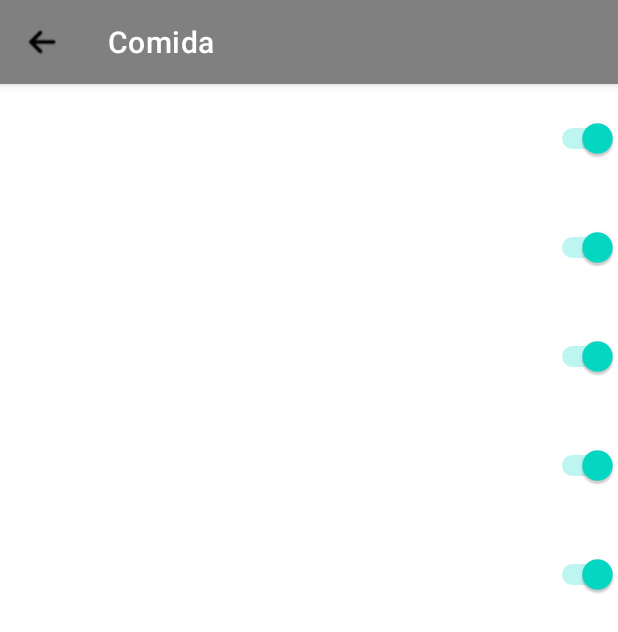
After one commit to ingloorious/PALESTRA, an Android app: the fragment comidaAjustesClase placed in its activity, on a phone screen of 412 x 824 dp. The commit adds this screen. Shown: the top 632 px of the screen. Run offline under Robolectric (Android 15) with nearby library versions, the phone set to English and light mode, and no system bars.

Commit message:
formularios de ajustes casi completos en diseño(implementar funcionaldiad y mejorar diseño , chequear si funciona el mandar reportes)

```diff
--- a/app/build.gradle.kts
+++ b/app/build.gradle.kts
@@ -43,6 +43,7 @@ dependencies {
     implementation("com.google.android.gms:play-services-auth:21.0.0")
     implementation(platform("com.google.firebase:firebase-bom:32.8.0"))
     implementation("com.google.firebase:firebase-auth")
+    implementation ("com.google.firebase:firebase-firestore:24.6.0")
     implementation("com.google.firebase:firebase-analytics")
 
     // DEFAULT
--- /dev/null
+++ b/app/src/main/java/AJUSTES/comidasAjustes/comidaAjustesClase.java
@@ -0,0 +1,62 @@
+package AJUSTES.comidasAjustes;
+
+import android.graphics.drawable.Drawable;
+import android.os.Bundle;
+
+import androidx.appcompat.app.AppCompatActivity;
+import androidx.appcompat.widget.Toolbar;
+import androidx.core.content.ContextCompat;
+import androidx.fragment.app.Fragment;
+
+import android.view.LayoutInflater;
+import android.view.View;
+import android.view.ViewGroup;
+
+
+import com.example.gimnasio.R;
+
+
+public class comidaAjustesClase extends Fragment {
+
+    Toolbar barra ;
+
+
+
+    public comidaAjustesClase() {
+    }
+
+
+    public static comidaAjustesClase newInstance() {
+        comidaAjustesClase fragment = new comidaAjustesClase();
+        Bundle args = new Bundle();
+        fragment.setArguments(args);
+        return fragment;
+    }
+
+    @Override
+    public void onCreate(Bundle savedInstanceState) {
+        super.onCreate(savedInstanceState);
+
+    }
+
+    @Override
+    public View onCreateView(LayoutInflater inflater, ViewGroup container, Bundle savedInstanceState) {
+        View view = inflater.inflate(R.layout.fragment_comida_ajustes,container, false);
+        barra = view.findViewById(R.id.toolbar);
+
+        AppCompatActivity activity = (AppCompatActivity) getActivity();
+        activity.setSupportActionBar(barra);
+
+        if (activity.getSupportActionBar() != null) {
+            activity.getSupportActionBar().setTitle("Comida");
+            activity.getSupportActionBar().setDisplayHomeAsUpEnabled(true);
+            activity.getSupportActionBar().setDisplayShowHomeEnabled(true);
+
+            // meter icono de la flecha para ir atras
+            Drawable arrowDrawable = ContextCompat.getDrawable(activity, R.drawable.ic_flecha);
+            activity.getSupportActionBar().setHomeAsUpIndicator(arrowDrawable);
+        }
+
+        return view;
+    }
+}
--- /dev/null
+++ b/app/src/main/res/drawable/borde.xml
@@ -0,0 +1,6 @@
+<?xml version="1.0" encoding="utf-8"?>
+<shape xmlns:android="http://schemas.android.com/apk/res/android">
+    <solid android:color="#FFFFFF"/> <!-- Fondo blanco -->
+    <corners android:radius="8dp"/> <!-- Bordes redondeados, puedes cambiar el valor -->
+    <stroke android:color="#000000" android:width="2dp"/> <!-- Borde negro y de 2dp de grosor -->
+</shape>
--- /dev/null
+++ b/app/src/main/res/layout/fragment_comida_ajustes.xml
@@ -0,0 +1,187 @@
+<LinearLayout xmlns:android="http://schemas.android.com/apk/res/android"
+    xmlns:app="http://schemas.android.com/apk/res-auto"
+    android:layout_width="match_parent"
+    android:layout_height="match_parent"
+    android:orientation="vertical">
+
+    <androidx.appcompat.widget.Toolbar
+        android:id="@+id/toolbar"
+        android:layout_width="match_parent"
+        android:layout_height="wrap_content"
+        android:background="@color/Gris"
+        android:elevation="4dp"
+        app:titleTextColor="@color/white"
+        android:title="COMIDA"
+        app:titleMargin="0dp" />
+
+    <LinearLayout
+        android:id="@+id/linear1"
+        android:layout_width="match_parent"
+        android:layout_height="wrap_content"
+        android:layout_marginTop="20dp"
+        android:layout_marginBottom="20dp"
+        android:gravity="center_vertical"
+        android:orientation="horizontal">
+
+        <TextView
+            android:id="@+id/txtDesayuno"
+            android:layout_width="wrap_content"
+            android:layout_height="wrap_content"
+            android:layout_marginEnd="8dp"
+            android:fontFamily="sans-serif"
+            android:text="Desayuno"
+            android:textColor="@color/white"
+            android:textSize="24sp"
+            android:textStyle="bold|italic" />
+
+        <Space
+            android:layout_width="0dp"
+            android:layout_height="wrap_content"
+            android:layout_weight="1" />
+
+        <Switch
+            android:id="@+id/switchDesayuno"
+            android:layout_width="wrap_content"
+            android:layout_height="wrap_content"
+            android:checked="true"
+            android:gravity="end" />
+
+    </LinearLayout>
+
+    <LinearLayout
+        android:id="@+id/linear2"
+        android:layout_width="match_parent"
+        android:layout_height="wrap_content"
+        android:layout_marginTop="20dp"
+        android:layout_marginBottom="20dp"
+        android:gravity="center_vertical"
+        android:orientation="horizontal">
+
+        <TextView
+            android:id="@+id/txtAlmuerzo"
+            android:layout_width="wrap_content"
+            android:layout_height="wrap_content"
+            android:layout_marginEnd="8dp"
+            android:fontFamily="sans-serif"
+            android:text="Almuerzo"
+            android:textColor="@color/white"
+            android:textSize="24sp"
+            android:textStyle="bold|italic" />
+
+        <Space
+            android:layout_width="0dp"
+            android:layout_height="wrap_content"
+            android:layout_weight="1" />
+
+        <Switch
+            android:id="@+id/switchAlmuerzo"
+            android:layout_width="wrap_content"
+            android:layout_height="wrap_content"
+            android:checked="true"
+            android:gravity="end" />
+
+    </LinearLayout>
+
+    <LinearLayout
+        android:id="@+id/linear3"
+        android:layout_width="match_parent"
+        android:layout_height="wrap_content"
+        android:layout_marginTop="20dp"
+        android:layout_marginBottom="20dp"
+        android:gravity="center_vertical"
+        android:orientation="horizontal">
+
+        <TextView
+            android:id="@+id/txtComida"
+            android:layout_width="wrap_content"
+            android:layout_height="wrap_content"
+            android:layout_marginEnd="8dp"
+            android:fontFamily="sans-serif"
+            android:text="Comida"
+            android:textColor="@color/white"
+            android:textSize="24sp"
+            android:textStyle="bold|italic" />
+
+        <Space
+            android:layout_width="0dp"
+            android:layout_height="wrap_content"
+            android:layout_weight="1" />
+
+        <Switch
+            android:id="@+id/switchComida"
+            android:layout_width="wrap_content"
+            android:layout_height="wrap_content"
+            android:checked="true"
+            android:gravity="end" />
+
+    </LinearLayout>
+
+    <LinearLayout
+        android:id="@+id/linear4"
+        android:layout_width="match_parent"
+        android:layout_height="wrap_content"
+        android:layout_marginTop="20dp"
+        android:layout_marginBottom="20dp"
+        android:gravity="center_vertical"
+        android:orientation="horizontal">
+
+        <TextView
+            android:id="@+id/txtMerienda"
+            android:layout_width="wrap_content"
+            android:layout_height="wrap_content"
+            android:layout_marginEnd="8dp"
+            android:fontFamily="sans-serif"
+            android:text="Merienda"
+            android:textColor="@color/white"
+            android:textSize="24sp"
+            android:textStyle="bold|italic" />
+
+        <Space
+            android:layout_width="0dp"
+            android:layout_height="wrap_content"
+            android:layout_weight="1" />
+
+        <Switch
+            android:id="@+id/switchMerienda"
+            android:layout_width="wrap_content"
+            android:layout_height="wrap_content"
+            android:checked="true"
+            android:gravity="end" />
+
+    </LinearLayout>
+
+    <LinearLayout
+        android:id="@+id/linear5"
+        android:layout_width="match_parent"
+        android:layout_height="wrap_content"
+        android:layout_marginTop="20dp"
+        android:layout_marginBottom="20dp"
+        android:gravity="center_vertical"
+        android:orientation="horizontal">
+
+        <TextView
+            android:id="@+id/txtCena"
+            android:layout_width="wrap_content"
+            android:layout_height="wrap_content"
+            android:layout_marginEnd="8dp"
+            android:fontFamily="sans-serif"
+            android:text="Cena"
+            android:textColor="@color/white"
+            android:textSize="24sp"
+            android:textStyle="bold|italic" />
+
+        <Space
+            android:layout_width="0dp"
+            android:layout_height="wrap_content"
+            android:layout_weight="1" />
+
+        <Switch
+            android:id="@+id/switchCena"
+            android:layout_width="wrap_content"
+            android:layout_height="wrap_content"
+            android:checked="true"
+            android:gravity="end" />
+
+    </LinearLayout>
+
+</LinearLayout>
--- a/app/src/main/res/values/colors.xml
+++ b/app/src/main/res/values/colors.xml
@@ -10,4 +10,10 @@
     <color name="grasas">#8BC34A</color>
     <color name="calorias">#FF0000</color>
 
+    <color name="colorPrimary">#BB86FC</color>
+    <color name="colorPrimaryDark">#3700B3</color>
+    <color name="colorAccent">#03DAC5</color>
+    <color name="background">#121212</color>
+    <color name="textColor">#FFFFFF</color>
+
 </resources>
--- a/app/src/main/res/values/resources.xml
+++ b/app/src/main/res/values/resources.xml
@@ -1,13 +1,9 @@
+
 <resources>
-    <!-- Estilo predeterminado de la aplicación sin ActionBar y pantalla completa -->
-    <style name="AppTheme" parent="Theme.AppCompat.Light.NoActionBar">
-        <!-- Hacer que la barra de estado sea transparente -->
-        <item name="android:statusBarColor">@android:color/transparent</item>
-        <!-- Activar el modo de pantalla completa -->
-        <item name="android:windowFullscreen">true</item>
-        <!-- Establecer el color de fondo de la ventana en gris oscuro -->
-        <item name="android:windowBackground">@drawable/gradient_background</item>
-        <!-- Color de texto principal (opcional, para que el texto sea blanco si es necesario) -->
-        <item name="android:textColorPrimary">@android:color/white</item>
+
+    <style name="AppTheme" parent="Theme.MaterialComponents.DayNight.NoActionBar">
+        <item name="colorPrimary">@color/colorPrimary</item>
+        <item name="colorPrimaryDark">@color/colorPrimaryDark</item>
+        <item name="colorAccent">@color/colorAccent</item>
     </style>
 </resources>
```
Also changed, not shown: app/src/main/java/AJUSTES/contacto/contactoClase.java (added, +143 -0 lines), app/src/main/java/AJUSTES/contacto/datosPeticion.java (added, +45 -0 lines), app/src/main/java/AJUSTES/notificaciones/notificacionClass.java (added, +102 -0 lines), app/src/main/java/com/example/gimnasio/AjustesFragment.java (+20 -3 lines), app/src/main/res/layout/fragment_contacto.xml (added, +76 -0 lines), app/src/main/res/layout/fragment_notificaciones.xml (added, +50 -0 lines).
